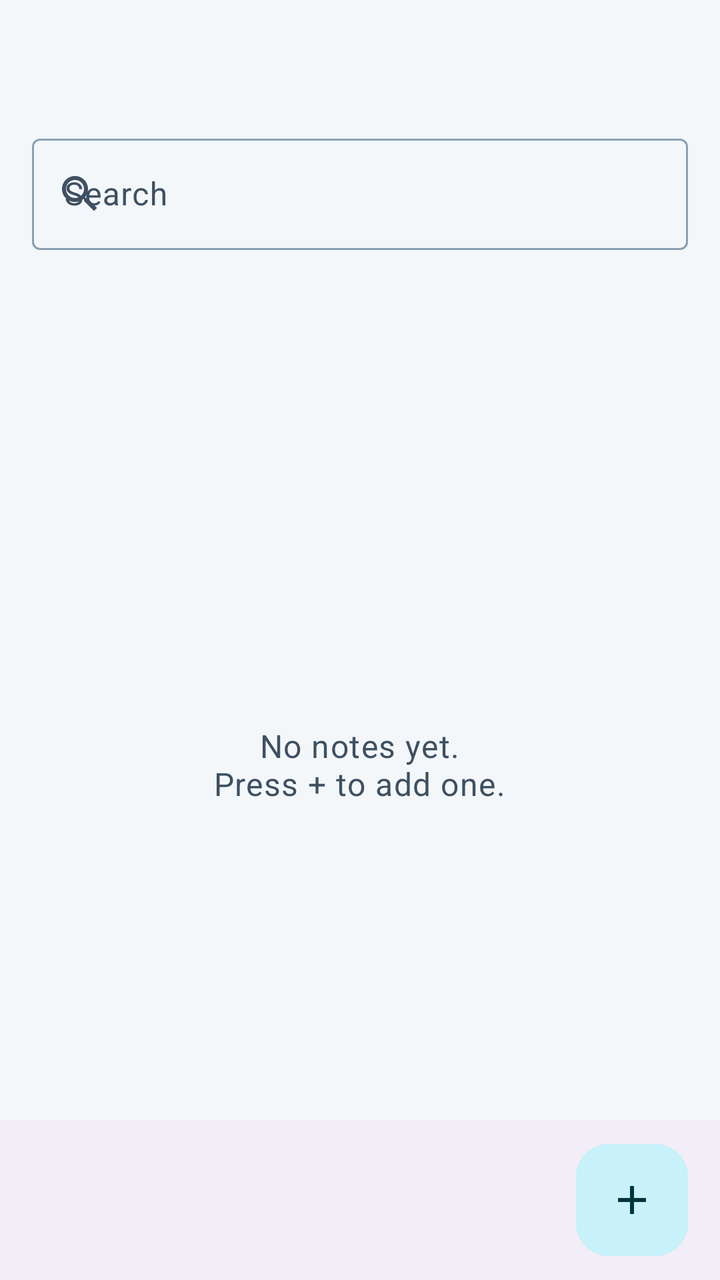
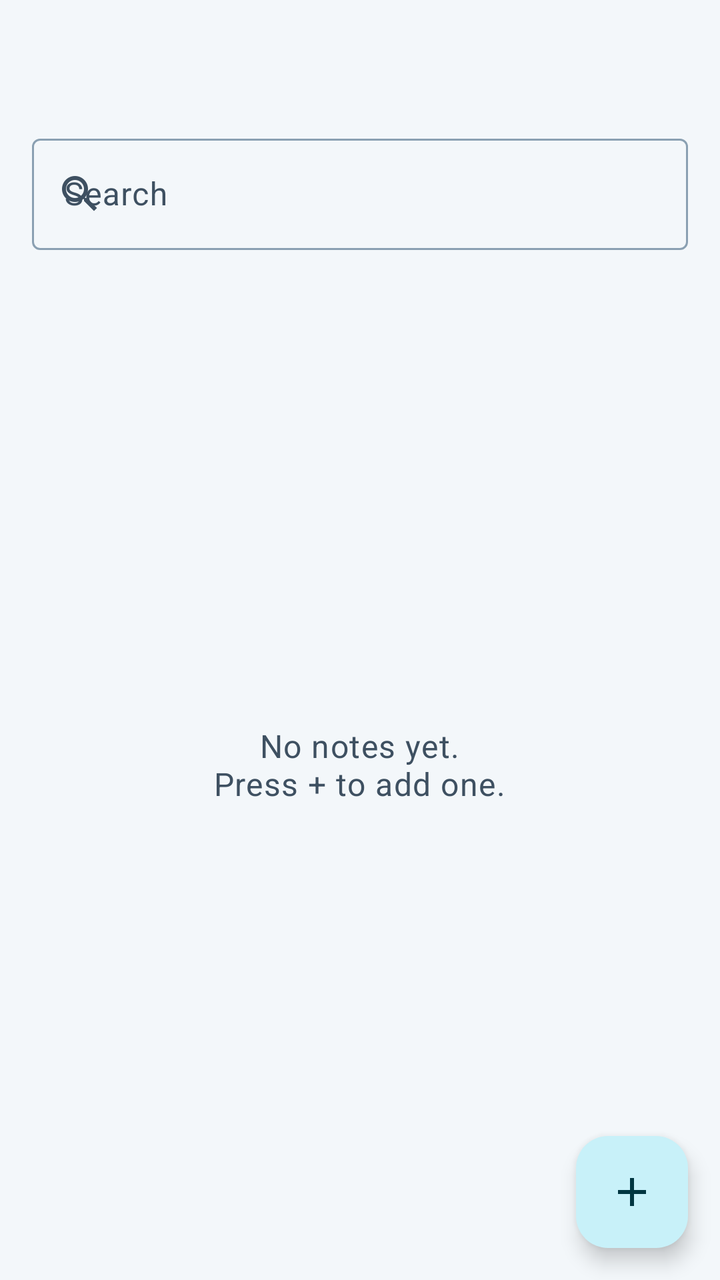

Two renders of the same Android screen: before a commit and after it. Below are the layout's source before the change and the commit's diff.
<!-- AndroidManifest.xml: application theme AppBaseTheme -->
<!-- res/layout/pane_notes.xml -->
<?xml version="1.0" encoding="utf-8"?>
<androidx.coordinatorlayout.widget.CoordinatorLayout xmlns:android="http://schemas.android.com/apk/res/android"
    xmlns:app="http://schemas.android.com/apk/res-auto"
    android:layout_width="match_parent"
    android:layout_height="match_parent">

    <LinearLayout
        android:layout_width="match_parent"
        android:layout_height="match_parent"
        android:orientation="vertical">

        <com.google.android.material.appbar.MaterialToolbar
            android:id="@+id/toolbar"
            android:layout_width="match_parent"
            android:layout_height="?attr/actionBarSize" />

        <com.google.android.material.textfield.TextInputLayout
            style="@style/Widget.Material3.TextInputLayout.OutlinedBox"
            android:layout_width="match_parent"
            android:layout_height="wrap_content"
            android:layout_marginStart="16dp"
            android:layout_marginEnd="16dp"
            android:hint="@string/action_search"
            app:startIconDrawable="@drawable/icon_search">

            <com.google.android.material.textfield.TextInputEditText
                android:id="@+id/search_field"
                android:layout_width="match_parent"
                android:layout_height="wrap_content"
                android:imeOptions="actionSearch"
                android:inputType="text"
                android:maxLines="1" />
        </com.google.android.material.textfield.TextInputLayout>

        <HorizontalScrollView
            android:id="@+id/tag_scroll"
            android:layout_width="match_parent"
            android:layout_height="wrap_content"
            android:paddingStart="12dp"
            android:paddingEnd="12dp"
            android:paddingTop="8dp"
            android:paddingBottom="4dp"
            android:scrollbars="none"
            android:visibility="gone">

            <com.google.android.material.chip.ChipGroup
                android:id="@+id/tag_group"
                android:layout_width="wrap_content"
                android:layout_height="wrap_content"
                app:selectionRequired="true"
                app:singleLine="true"
                app:singleSelection="true" />
        </HorizontalScrollView>

        <FrameLayout
            android:layout_width="match_parent"
            android:layout_height="0dp"
            android:layout_weight="1">

            <androidx.recyclerview.widget.RecyclerView
                android:id="@+id/notes_list"
                android:layout_width="match_parent"
                android:layout_height="match_parent"
                android:clipToPadding="false"
                android:paddingTop="4dp"
                android:paddingBottom="96dp" />

            <TextView
                android:id="@+id/empty"
                android:layout_width="wrap_content"
                android:layout_height="wrap_content"
                android:layout_gravity="center"
                android:gravity="center"
                android:padding="24dp"
                android:text="@string/no_notes"
                android:textAppearance="?attr/textAppearanceBodyLarge"
                android:textColor="?attr/colorOnSurfaceVariant" />
        </FrameLayout>
    </LinearLayout>

    <com.google.android.material.bottomappbar.BottomAppBar
        android:id="@+id/bottom_bar"
        android:layout_width="match_parent"
        android:layout_height="wrap_content"
        android:layout_gravity="bottom"
        app:fabAlignmentMode="end" />

    <com.google.android.material.floatingactionbutton.FloatingActionButton
        android:id="@+id/fab"
        android:layout_width="wrap_content"
        android:layout_height="wrap_content"
        android:contentDescription="@string/action_newNote"
        app:layout_anchor="@id/bottom_bar"
        app:srcCompat="@drawable/ic_add_white_24dp"
        app:tint="?attr/colorOnPrimaryContainer" />

</androidx.coordinatorlayout.widget.CoordinatorLayout>
<!-- resources referenced by this layout -->
<resources>
  <!-- drawable icon_search (drawable) -->
  <?xml version="1.0" encoding="utf-8"?>
  <bitmap xmlns:android="http://schemas.android.com/apk/res/android"
      android:src="@drawable/ic_search_white_24dp"
      android:tint="?attr/colorControlNormal"
      android:tintMode="src_in" />
  <string name="action_newNote">Add new note</string>
  <string name="action_search">Search</string>
  <string name="no_notes">No notes yet.\nPress + to add one.</string>
  <color name="tech_primary">#0891B2</color>
  <color name="tech_on_primary">#FFFFFF</color>
  <color name="tech_primary_container">#C8F1F9</color>
  <color name="tech_on_primary_container">#003641</color>
  <color name="tech_secondary_container">#D3EEF5</color>
  <color name="tech_surface">#FFFFFF</color>
  <color name="tech_on_surface">#0F1B2A</color>
  <color name="tech_surface_variant">#E3ECF2</color>
  <color name="tech_on_surface_variant">#3E5061</color>
  <color name="tech_outline">#8AA0B2</color>
  <color name="tech_background">#F3F7FA</color>
  <!-- unchanged entries left out for length: 4 -->
</resources>

<!-- the commit's change to res/layout/pane_notes.xml (unified diff, before → after) -->
@@ -78,19 +78,102 @@
         </FrameLayout>
     </LinearLayout>
 
-    <com.google.android.material.bottomappbar.BottomAppBar
-        android:id="@+id/bottom_bar"
+    <View
+        android:id="@+id/fab_scrim"
         android:layout_width="match_parent"
+        android:layout_height="match_parent"
+        android:background="@color/menu_scrim"
+        android:importantForAccessibility="no"
+        android:visibility="gone" />
+
+    <com.google.android.material.card.MaterialCardView
+        android:id="@+id/fab_menu"
+        android:layout_width="wrap_content"
         android:layout_height="wrap_content"
-        android:layout_gravity="bottom"
-        app:fabAlignmentMode="end" />
+        android:layout_gravity="bottom|end"
+        android:layout_marginEnd="16dp"
+        android:layout_marginBottom="88dp"
+        android:visibility="gone"
+        app:cardBackgroundColor="?attr/colorSurface"
+        app:cardCornerRadius="20dp"
+        app:cardElevation="6dp">
+
+        <LinearLayout
+            android:layout_width="220dp"
+            android:layout_height="wrap_content"
+            android:orientation="vertical"
+            android:paddingTop="8dp"
+            android:paddingBottom="8dp">
+
+            <LinearLayout
+                android:id="@+id/fab_action_new"
+                style="@style/FabMenuRow"
+                android:layout_width="match_parent"
+                android:layout_height="56dp">
+
+                <ImageView
+                    android:layout_width="24dp"
+                    android:layout_height="24dp"
+                    android:importantForAccessibility="no"
+                    android:src="@drawable/ic_add_white_24dp"
+                    android:tint="?attr/colorPrimary" />
+
+                <TextView
+                    style="@style/FabMenuLabel"
+                    android:layout_width="wrap_content"
+                    android:layout_height="wrap_content"
+                    android:text="@string/action_newNote" />
+            </LinearLayout>
+
+            <LinearLayout
+                android:id="@+id/fab_action_import"
+                style="@style/FabMenuRow"
+                android:layout_width="match_parent"
+                android:layout_height="56dp">
+
+                <ImageView
+                    android:layout_width="24dp"
+                    android:layout_height="24dp"
+                    android:importantForAccessibility="no"
+                    android:src="@drawable/ic_import_outline"
+                    android:tint="?attr/colorPrimary" />
+
+                <TextView
+                    style="@style/FabMenuLabel"
+                    android:layout_width="wrap_content"
+                    android:layout_height="wrap_content"
+                    android:text="@string/action_importFile" />
+            </LinearLayout>
+
+            <LinearLayout
+                android:id="@+id/fab_action_export"
+                style="@style/FabMenuRow"
+                android:layout_width="match_parent"
+                android:layout_height="56dp">
+
+                <ImageView
+                    android:layout_width="24dp"
+                    android:layout_height="24dp"
+                    android:importantForAccessibility="no"
+                    android:src="@drawable/ic_export_outline"
+                    android:tint="?attr/colorPrimary" />
+
+                <TextView
+                    style="@style/FabMenuLabel"
+                    android:layout_width="wrap_content"
+                    android:layout_height="wrap_content"
+                    android:text="@string/action_export" />
+            </LinearLayout>
+        </LinearLayout>
+    </com.google.android.material.card.MaterialCardView>
 
     <com.google.android.material.floatingactionbutton.FloatingActionButton
         android:id="@+id/fab"
         android:layout_width="wrap_content"
         android:layout_height="wrap_content"
+        android:layout_gravity="bottom|end"
+        android:layout_margin="16dp"
         android:contentDescription="@string/action_newNote"
-        app:layout_anchor="@id/bottom_bar"
         app:srcCompat="@drawable/ic_add_white_24dp"
         app:tint="?attr/colorOnPrimaryContainer" />
 
<!-- resource entries referenced after the edit -->
@@ -1,14 +1,73 @@
 <!-- resources referenced by this layout -->
 <resources>
+  <color name="menu_scrim">#52000000</color>
+  <!-- drawable ic_export_outline (drawable) -->
+  <?xml version="1.0" encoding="utf-8"?>
+  <vector xmlns:android="http://schemas.android.com/apk/res/android"
+      android:width="24dp"
+      android:height="24dp"
+      android:viewportWidth="24"
+      android:viewportHeight="24">
+      <path
+          android:fillColor="#00000000"
+          android:strokeColor="#FF000000"
+          android:strokeLineCap="round"
+          android:strokeLineJoin="round"
+          android:strokeWidth="1.8"
+          android:pathData="M14,3H6.5V21H17.5V7.5Z" />
+      <path
+          android:fillColor="#00000000"
+          android:strokeColor="#FF000000"
+          android:strokeLineCap="round"
+          android:strokeLineJoin="round"
+          android:strokeWidth="1.8"
+          android:pathData="M12,16V10M9.5,12.5L12,10L14.5,12.5" />
+  </vector>
+  <!-- drawable ic_import_outline (drawable) -->
+  <?xml version="1.0" encoding="utf-8"?>
+  <vector xmlns:android="http://schemas.android.com/apk/res/android"
+      android:width="24dp"
+      android:height="24dp"
+      android:viewportWidth="24"
+      android:viewportHeight="24">
+      <path
+          android:fillColor="#00000000"
+          android:strokeColor="#FF000000"
+          android:strokeLineCap="round"
+          android:strokeLineJoin="round"
+          android:strokeWidth="1.8"
+          android:pathData="M14,3H6.5V21H17.5V7.5Z" />
+      <path
+          android:fillColor="#00000000"
+          android:strokeColor="#FF000000"
+          android:strokeLineCap="round"
+          android:strokeLineJoin="round"
+          android:strokeWidth="1.8"
+          android:pathData="M12,10V16M9.5,13.5L12,16L14.5,13.5" />
+  </vector>
   <!-- drawable icon_search (drawable) -->
   <?xml version="1.0" encoding="utf-8"?>
   <bitmap xmlns:android="http://schemas.android.com/apk/res/android"
       android:src="@drawable/ic_search_white_24dp"
       android:tint="?attr/colorControlNormal"
       android:tintMode="src_in" />
+  <string name="action_export">Export all</string>
+  <string name="action_importFile">Import file</string>
   <string name="action_newNote">Add new note</string>
   <string name="action_search">Search</string>
   <string name="no_notes">No notes yet.\nPress + to add one.</string>
+  <style name="FabMenuLabel">
+          <item name="android:layout_marginStart">16dp</item>
+          <item name="android:textAppearance">?attr/textAppearanceBodyLarge</item>
+          <item name="android:textColor">?attr/colorOnSurface</item>
+      </style>
+  <style name="FabMenuRow">
+          <item name="android:background">?android:attr/selectableItemBackground</item>
+          <item name="android:gravity">center_vertical</item>
+          <item name="android:orientation">horizontal</item>
+          <item name="android:paddingStart">16dp</item>
+          <item name="android:paddingEnd">24dp</item>
+      </style>
   <color name="tech_primary">#0891B2</color>
   <color name="tech_on_primary">#FFFFFF</color>
   <color name="tech_primary_container">#C8F1F9</color>
